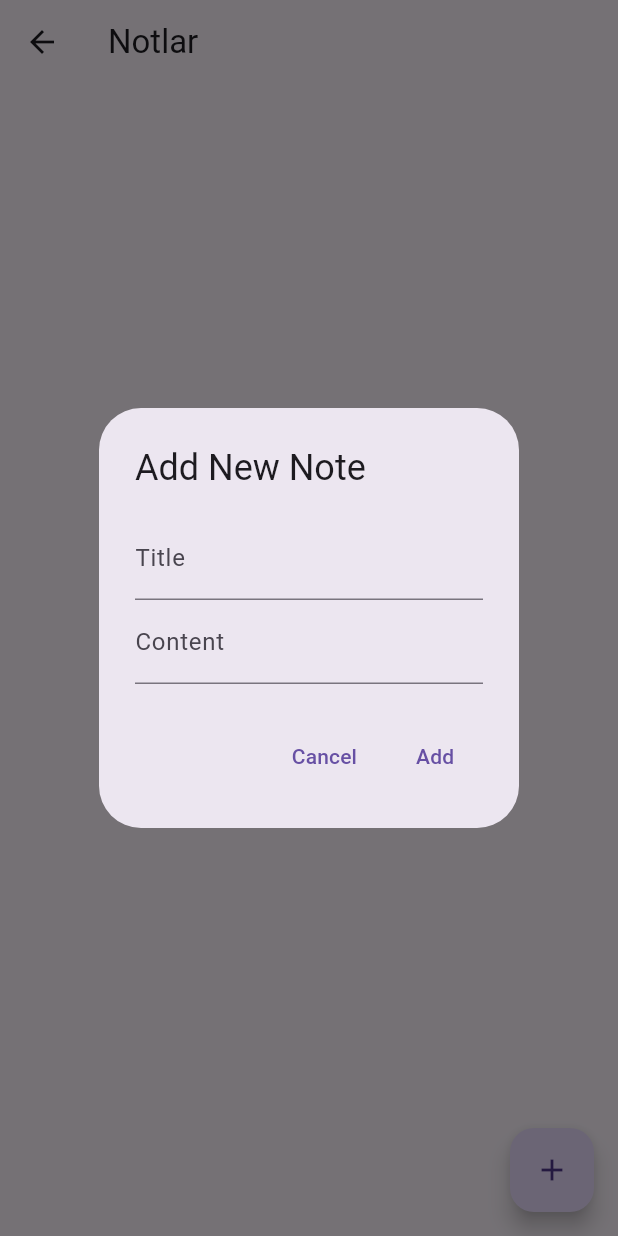
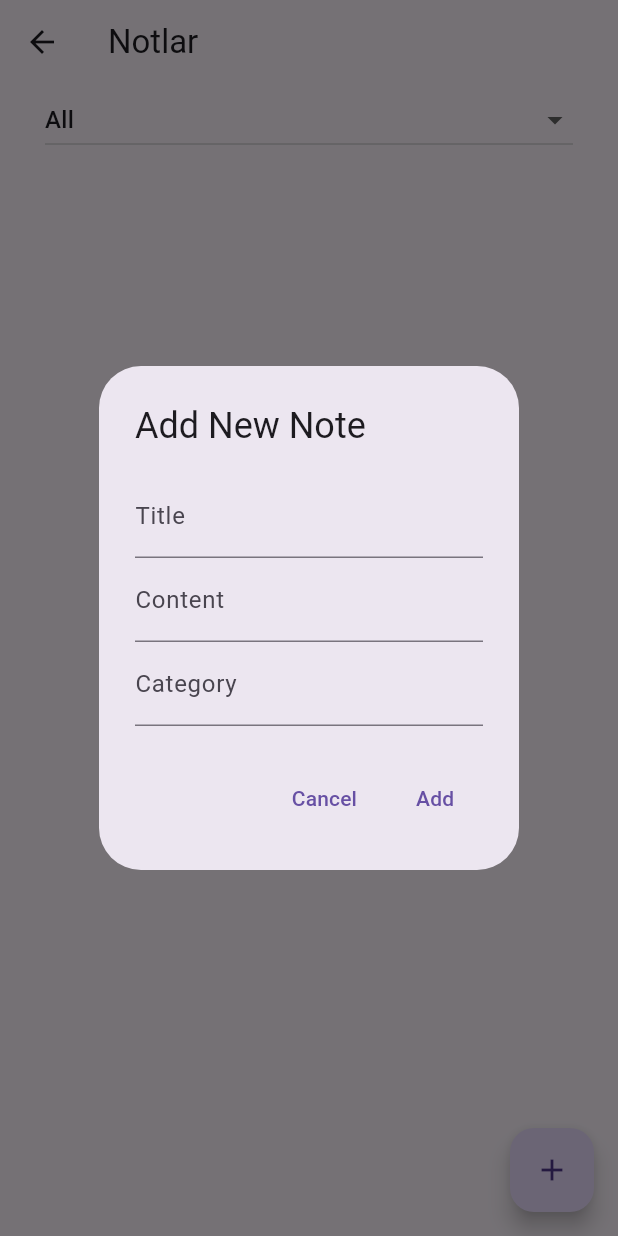
Before and after one commit to OnurSozer/shared_project, a Flutter app: the NoteListPage screen opened directly, after a tap on the "add" icon, on a phone screen of 412 x 824 dp. Run offline on Flutter 3.47's test engine with Material 3 defaults, Android fonts, the phone set to English and light mode, and no system bars; our stand-ins replace sqflite; accounts and stored records are empty.

Commit message:
Category added.

```diff
--- a/lib/models/note.dart
+++ b/lib/models/note.dart
@@ -2,12 +2,36 @@ class Note {
   String id;
   String title;
   String content;
+  String category; // Add category field
   bool isChecked;
 
   Note({
     required this.id,
     required this.title,
     required this.content,
+    required this.category, // Initialize category in the constructor
     this.isChecked = false,
   });
+
+  // Factory method to create a Note object from JSON (for database retrieval)
+  factory Note.fromJson(Map<String, dynamic> json) {
+    return Note(
+      id: json['id'] as String,
+      title: json['title'] as String,
+      content: json['content'] as String,
+      category: json['category'] as String, // Parse the category from JSON
+      isChecked: json['isChecked'] == 1, // Convert int to bool
+    );
+  }
+
+  // Method to convert Note object to JSON (for database storage)
+  Map<String, dynamic> toJson() {
+    return {
+      'id': id,
+      'title': title,
+      'content': content,
+      'category': category, // Store category in JSON
+      'isChecked': isChecked ? 1 : 0, // Convert bool to int
+    };
+  }
 }
--- a/lib/pages/note_list_page.dart
+++ b/lib/pages/note_list_page.dart
@@ -9,17 +9,21 @@ class NoteListPage extends StatefulWidget {
 }
 
 class _NoteListPageState extends State<NoteListPage> {
+  String selectedCategory = "All";
+
   @override
   void initState() {
     super.initState();
-    // Load notes when the page is initialized
-    Provider.of<NoteProvider>(context, listen: false).loadNotes();
+    final noteProvider = Provider.of<NoteProvider>(context, listen: false);
+    noteProvider.loadNotes();
+    noteProvider.loadCategories();
   }
 
   // A method to display a dialog for adding a new note
   Future<void> _addNoteDialog(BuildContext context) async {
     final titleController = TextEditingController();
     final contentController = TextEditingController();
+    final categoryController = TextEditingController();
 
     return showDialog<void>(
       context: context,
@@ -38,6 +42,10 @@ class _NoteListPageState extends State<NoteListPage> {
                 controller: contentController,
                 decoration: const InputDecoration(labelText: 'Content'),
               ),
+              TextField(
+              controller: categoryController,
+              decoration: const InputDecoration(labelText: 'Category'),
+            ),
             ],
           ),
           actions: <Widget>[
@@ -54,6 +62,7 @@ class _NoteListPageState extends State<NoteListPage> {
                   id: DateTime.now().toString(), // Unique id for each note
                   title: titleController.text,
                   content: contentController.text,
+                  category: categoryController.text,
                   isChecked: false,
                 );
                 Provider.of<NoteProvider>(context, listen: false)
@@ -71,6 +80,7 @@ class _NoteListPageState extends State<NoteListPage> {
   Future<void> _updateNoteDialog(BuildContext context, Note note) async {
     final titleController = TextEditingController(text: note.title);
     final contentController = TextEditingController(text: note.content);
+    final categoryController = TextEditingController();
 
     return showDialog<void>(
       context: context,
@@ -104,6 +114,7 @@ class _NoteListPageState extends State<NoteListPage> {
                   id: note.id,
                   title: titleController.text,
                   content: contentController.text,
+                  category: categoryController.text,
                   isChecked: note.isChecked, // Preserve the checkmark status
                 );
                 Provider.of<NoteProvider>(context, listen: false)
@@ -120,28 +131,45 @@ class _NoteListPageState extends State<NoteListPage> {
   @override
   Widget build(BuildContext context) {
     final noteProvider = Provider.of<NoteProvider>(context);
+    final notesToShow = selectedCategory == "All"
+        ? noteProvider.notes
+        : noteProvider.notes.where((note) => note.category == selectedCategory).toList();
 
     return Scaffold(
       appBar: AppBar(
         title: const Text('Notlar'),
       ),
-      body: noteProvider.notes.isEmpty
-          ? const Center(
-              child: Text('No notes available.'),
-            )
-          : ListView.builder(
-              itemCount: noteProvider.notes.length,
-              itemBuilder: (context, index) {
-                final note = noteProvider.notes[index];
-                return ListTile(
-                  title: Text(
-                    note.title,
-                    style: TextStyle(
-                      decoration: note.isChecked
-                          ? TextDecoration.lineThrough
-                          : TextDecoration.none,
+      body: Column(
+        children: [
+          // Category selection dropdown that spans the full width
+          Container(
+            padding: const EdgeInsets.fromLTRB(30,0,30,0),
+            child: DropdownButton<String>(
+              isExpanded: true, // Make sure the dropdown itself can expand
+              value: selectedCategory,
+              onChanged: (String? newValue) {
+                setState(() {
+                  selectedCategory = newValue!;
+                });
+              },
+              items: <String>['All', ...noteProvider.categories]
+                  .map<DropdownMenuItem<String>>((String value) {
+                return DropdownMenuItem<String>(
+                  value: value,
+                  child: Text(value),
+                );
+              }).toList(),
             ),
           ),
+          Expanded(
+            child: notesToShow.isEmpty
+                ? const Center(child: Text('No notes available.'))
+                : ListView.builder(
+                    itemCount: notesToShow.length,
+                    itemBuilder: (context, index) {
+                      final note = notesToShow[index];
+                      return ListTile(
+                        title: Text(note.title),
                         subtitle: Text(note.content),
                         leading: Checkbox(
                           value: note.isChecked,
@@ -150,10 +178,10 @@ class _NoteListPageState extends State<NoteListPage> {
                               id: note.id,
                               title: note.title,
                               content: note.content,
-                        isChecked: value!, // Update the isChecked value
+                              category: note.category,
+                              isChecked: value!,
                             );
-                      noteProvider.updateNote(
-                          updatedNote); // Persist the change to the database
+                            noteProvider.updateNote(updatedNote);
                           },
                         ),
                         trailing: IconButton(
@@ -162,14 +190,16 @@ class _NoteListPageState extends State<NoteListPage> {
                             noteProvider.deleteNote(note.id);
                           },
                         ),
-                  onTap: () =>
-                      _updateNoteDialog(context, note), // Tap to update
+                        onTap: () => _updateNoteDialog(context, note),
                       );
                     },
                   ),
+          ),
+        ],
+      ),
       floatingActionButton: FloatingActionButton(
         onPressed: () {
-          _addNoteDialog(context); // Open the add note form dialog
+          _addNoteDialog(context); // Open the add note dialog
         },
         child: const Icon(Icons.add),
       ),
--- a/lib/providers/note_provider.dart
+++ b/lib/providers/note_provider.dart
@@ -5,18 +5,33 @@ import '../services/note_database.dart';
 
 class NoteProvider extends ChangeNotifier {
   List<Note> _notes = [];
+  List<String> _categories = [];
 
   List<Note> get notes => _notes;
+  List<String> get categories => _categories;
 
   Future<void> loadNotes() async {
     _notes = await NoteDatabase.instance.readAllNotes();
     notifyListeners();
   }
 
+  Future<void> loadCategories() async {
+    _categories = await NoteDatabase.instance.readAllCategories();
+    notifyListeners();
+  }
+
   Future<void> addNoteFromUser(Note newNote) async {
     await NoteDatabase.instance.create(newNote);
     _notes.add(newNote);
+    await _addCategoryIfNew(newNote.category);
     notifyListeners(); // This will notify the UI to update
+  }
+
+  Future<void> _addCategoryIfNew(String category) async {
+    if (!_categories.contains(category)) {
+      await NoteDatabase.instance.addCategory(category);
+      _categories.add(category);
+    }
   }
 
   Future<void> updateNote(Note note) async {
--- a/lib/services/note_database.dart
+++ b/lib/services/note_database.dart
@@ -23,32 +23,39 @@ class NoteDatabase {
 
     return await openDatabase(
       path,
-    version: 2, // Increment the database version
+      version: 3, // Increment version for changes
       onCreate: _createDB,
       onUpgrade: (db, oldVersion, newVersion) async {
-      if (oldVersion < 2) {
-        await db.execute('ALTER TABLE notes ADD COLUMN isChecked INTEGER NOT NULL DEFAULT 0');
+        if (oldVersion < 3) {
+          await db.execute('CREATE TABLE categories (name TEXT PRIMARY KEY)');
+          await db.execute(
+              'ALTER TABLE notes ADD COLUMN category TEXT NOT NULL DEFAULT "General"');
         }
       },
     );
   }
 
-
   Future _createDB(Database db, int version) async {
     const idType = 'TEXT PRIMARY KEY';
     const textType = 'TEXT NOT NULL';
-  const boolType = 'INTEGER NOT NULL'; // Use INTEGER for boolean values
+    const boolType = 'INTEGER NOT NULL';
 
     await db.execute('''
   CREATE TABLE notes (
     id $idType,
     title $textType,
     content $textType,
+    category $textType,  // Store category as a string in the notes table
     isChecked $boolType
   )
   ''');
+
+    await db.execute('''
+  CREATE TABLE categories (
+    name $textType PRIMARY KEY  // Create a table for categories
+  )
+  ''');
   }
-
 
   Future<void> create(Note note) async {
     final db = await instance.database;
@@ -56,8 +63,20 @@ CREATE TABLE notes (
       'id': note.id,
       'title': note.title,
       'content': note.content,
+      'category': note.category,
       'isChecked': note.isChecked ? 1 : 0,
     });
+  }
+
+  Future<void> addCategory(String category) async {
+    final db = await instance.database;
+    await db.insert('categories', {'name': category});
+  }
+
+  Future<List<String>> readAllCategories() async {
+    final db = await instance.database;
+    final result = await db.query('categories');
+    return result.map((row) => row['name'] as String).toList();
   }
 
   Future<List<Note>> readAllNotes() async {
@@ -69,6 +88,7 @@ CREATE TABLE notes (
               id: json['id'] as String,
               title: json['title'] as String,
               content: json['content'] as String,
+              category: json['category'] as String,
               isChecked:
                   json['isChecked'] == 1, // Convert integer (1 or 0) to boolean
             ))
```
Lines whose indentation alone changed are shown as unchanged.
